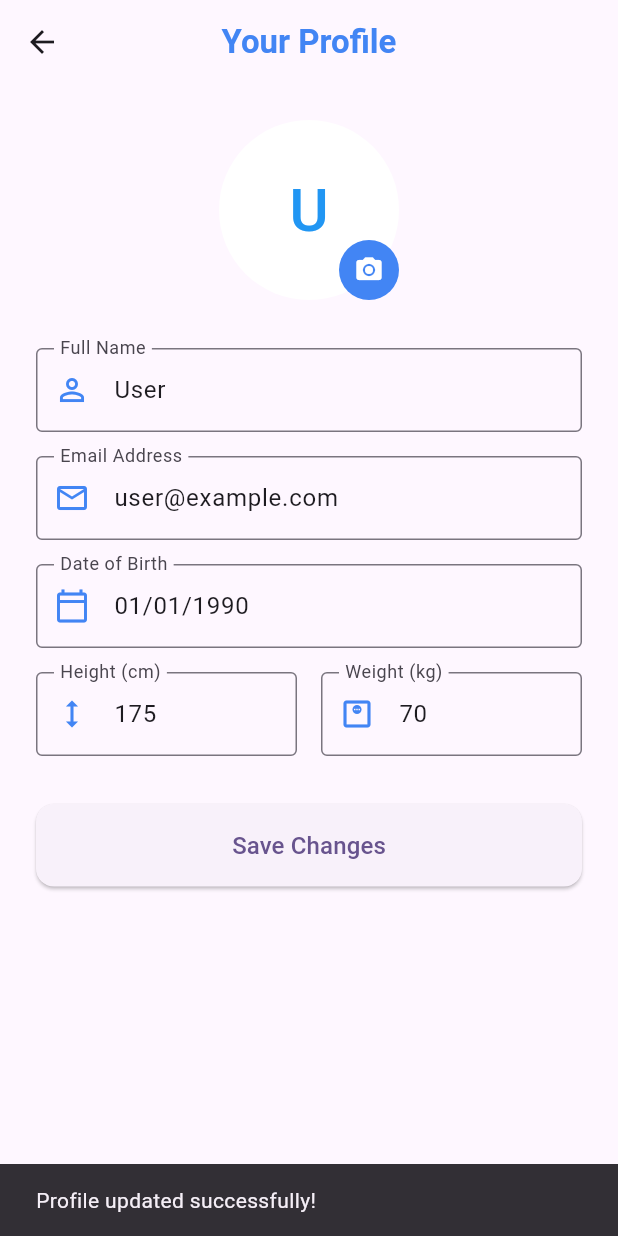
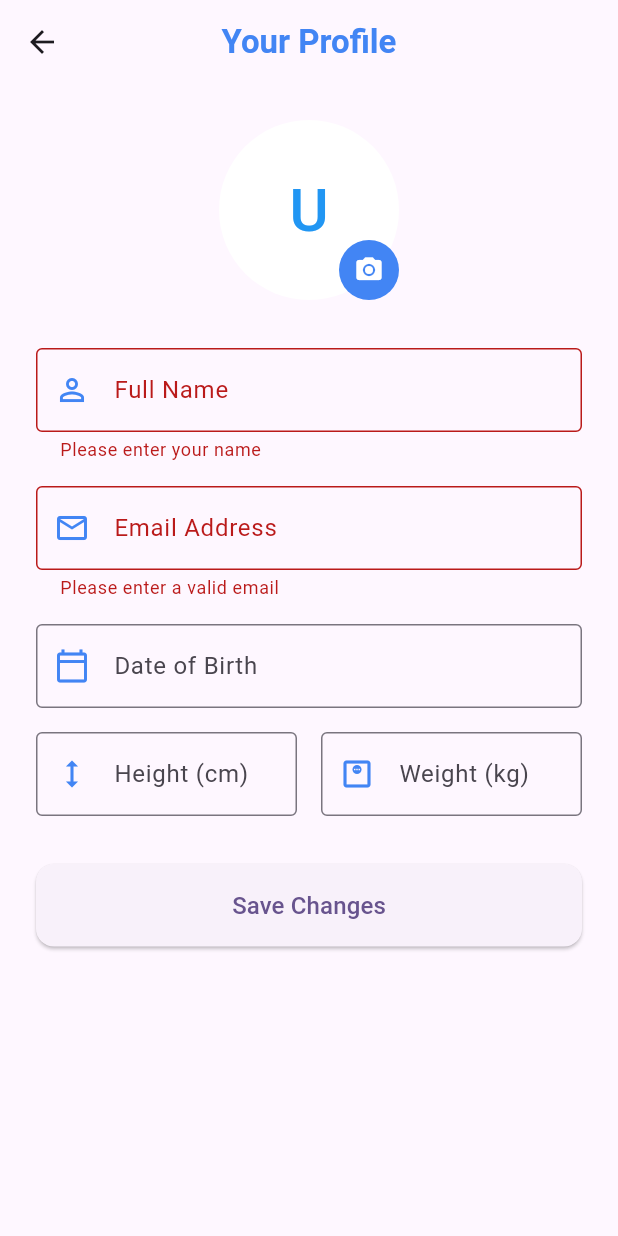
Before and after one commit to KarikariSamuelZachary/asthmaguardv2, a Flutter app: the ProfileScreen screen opened by its route, after a tap on "Save Changes", on a phone screen of 412 x 824 dp. Run offline on Flutter 3.47's test engine with Material 3 defaults, Android fonts, the phone set to English and light mode, and no system bars; our stand-ins replace firebase_auth, firebase_core, flutter_blue_plus, flutter_dotenv, flutter_local_notifications, flutter_map and 10 more; missing offline and left inert: app_settings; accounts and stored records are empty.

Commit message:
feat(profile): persist profile fields with SharedPreferences and improve email validation

```diff
--- a/mobile/lib/screens/profile/profile_screen.dart
+++ b/mobile/lib/screens/profile/profile_screen.dart
@@ -1,4 +1,5 @@
 import 'package:flutter/material.dart';
+import 'package:shared_preferences/shared_preferences.dart';
 
 class ProfileScreen extends StatefulWidget {
   const ProfileScreen({super.key});
@@ -9,11 +10,40 @@ class ProfileScreen extends StatefulWidget {
 
 class _ProfileScreenState extends State<ProfileScreen> {
   final _formKey = GlobalKey<FormState>();
-  final _nameController = TextEditingController(text: 'User');
-  final _emailController = TextEditingController(text: 'user@example.com');
-  final _dobController = TextEditingController(text: '01/01/1990');
-  final _heightController = TextEditingController(text: '175');
-  final _weightController = TextEditingController(text: '70');
+  final _nameController = TextEditingController();
+  final _emailController = TextEditingController();
+  final _dobController = TextEditingController();
+  final _heightController = TextEditingController();
+  final _weightController = TextEditingController();
+
+  @override
+  void initState() {
+    super.initState();
+    _loadProfile();
+  }
+
+  Future<void> _loadProfile() async {
+    final prefs = await SharedPreferences.getInstance();
+    if (!mounted) return;
+    setState(() {
+      _nameController.text = prefs.getString('profileName') ?? '';
+      _emailController.text = prefs.getString('profileEmail') ?? '';
+      _dobController.text = prefs.getString('profileDob') ?? '';
+      _heightController.text = prefs.getString('profileHeight') ?? '';
+      _weightController.text = prefs.getString('profileWeight') ?? '';
+    });
+  }
+
+  Future<void> _saveProfile() async {
+    final prefs = await SharedPreferences.getInstance();
+    await prefs.setString('profileName', _nameController.text.trim());
+    await prefs.setString('profileEmail', _emailController.text.trim());
+    await prefs.setString('profileDob', _dobController.text.trim());
+    await prefs.setString('profileHeight', _heightController.text.trim());
+    await prefs.setString('profileWeight', _weightController.text.trim());
+    // Also sync fullName for dashboard greeting
+    await prefs.setString('fullName', _nameController.text.trim());
+  }
 
   @override
   void dispose() {
@@ -103,7 +133,10 @@ class _ProfileScreenState extends State<ProfileScreen> {
                 ),
                 keyboardType: TextInputType.emailAddress,
                 validator: (value) {
-                  if (value == null || value.isEmpty || !value.contains('@')) {
+                  if (value == null || value.isEmpty) {
+                    return 'Please enter a valid email';
+                  }
+                  if (!RegExp(r'^[^@\s]+@[^@\s]+\.[^@\s]+$').hasMatch(value)) {
                     return 'Please enter a valid email';
                   }
                   return null;
@@ -170,8 +203,10 @@ class _ProfileScreenState extends State<ProfileScreen> {
                     borderRadius: BorderRadius.circular(12),
                   ),
                 ),
-                onPressed: () {
+                onPressed: () async {
                   if (_formKey.currentState!.validate()) {
+                    await _saveProfile();
+                    if (!mounted) return;
                     ScaffoldMessenger.of(context).showSnackBar(
                       const SnackBar(
                           content: Text('Profile updated successfully!')),
```
